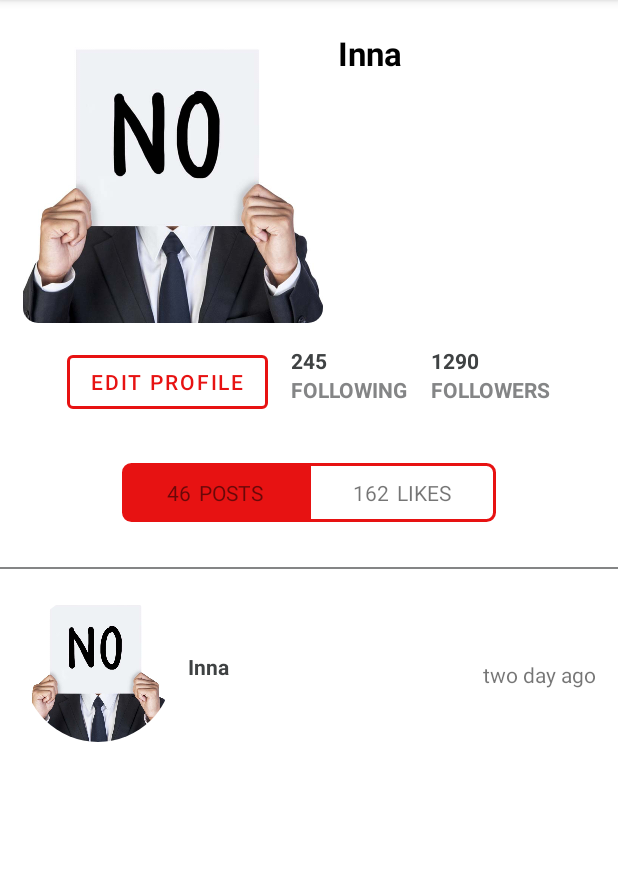
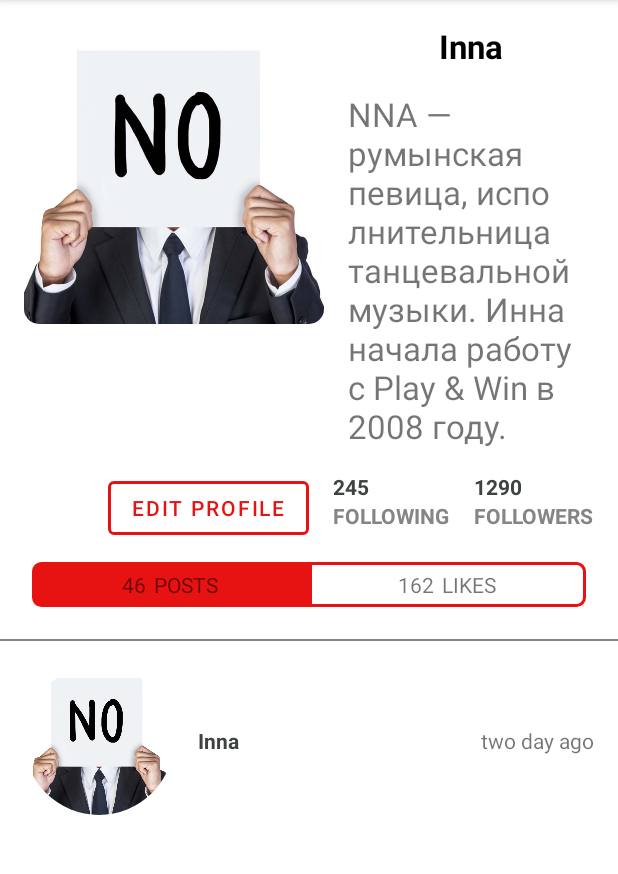
Before and after one commit to oleksandreremenko25/SocNetwork, an Android app: the screen it shows after launch (FullUserActivity), after a tap on an icon or button, on a phone screen of 412 x 824 dp, the part 84-958 px from its top. Run offline under Robolectric (Android 15) with nearby library versions, the phone set to English and light mode, and no system bars; our stand-ins replace Picasso; pictures from the network do not load.

Commit message:
change LinearLayout to the ConstraintLayout

```diff
--- a/app/src/main/java/com/example/socnetwork/UserData.kt
+++ b/app/src/main/java/com/example/socnetwork/UserData.kt
@@ -3,11 +3,11 @@ package com.example.socnetwork
 class UserData() {
      var usersList = listOf(
         User("Sasha", "sasha@gmail.com", "нічого", "yesterday", "https://pbs.twimg.com/profile_images/2881220369/2b27ac38b43b17a8c5eacfc443ce3384_400x400.jpeg", "Почётный доктор около 20 ведущих университетов мира, член многих Академий наук", 245, 1290, 46, 162),
-        User("Inna", "inna@gmail.com", "читання книги", "two day ago", "https://cdnimg.rg.ru/img/content/177/24/41/1_d_850.jpg", "", 245, 1290, 46, 162),
-        User("Oleg", "oleg@gmail.com", "вивчання психології", "five minutes ago", "https://vufku.org/wp-content/uploads/2019/04/Tobilevych_Sadovsky_M_K.jpg", "", 245, 1290, 46, 162),
-        User("Andriy", "andriy@gmail.com", "прогулянки з друзями", "six minutes ago", "https://upload.wikimedia.org/wikipedia/commons/7/78/Andriy_Shevchenko_2017.jpg", "", 245, 1290, 46, 162),
-        User("Ivan", "ivan@gmail.com", "прогулянки лісом", "five minutes ago", "https://isroe.co.il/wp-content/uploads/2018/09/74021.jpg", "", 245, 1290, 46, 162),
-        User("Vasil", "vasil@gmail.com", "садівництво", "five minutes ago", "https://ichef.bbci.co.uk/news/800/cpsprodpb/1946/production/_116907460_149373078_10160682506037598_2399164488474705570_n.jpg", "", 245, 1290, 46, 162),
-        User("Mykola", "mykola@gmail.com", "читання книг", "five minutes ago", "", "", 245, 1290, 46, 162)
+        User("Inna", "inna@gmail.com", "читання книги", "two day ago", "https://cdnimg.rg.ru/img/content/177/24/41/1_d_850.jpg", "NNA — румынская певица, исполнительница танцевальной музыки. Инна начала работу с Play & Win в 2008 году.", 245, 1290, 46, 162),
+        User("Oleg", "oleg@gmail.com", "вивчання психології", "five minutes ago", "https://vufku.org/wp-content/uploads/2019/04/Tobilevych_Sadovsky_M_K.jpg", "Оле́г Анато́льевич Ви́нник — украинский певец, композитор и автор песен.", 245, 1290, 46, 162),
+        User("Andriy", "andriy@gmail.com", "прогулянки з друзями", "six minutes ago", "https://upload.wikimedia.org/wikipedia/commons/7/78/Andriy_Shevchenko_2017.jpg", "Андре́й Никола́евич Шевче́нко — украинский футбольный тренер и политический деятель, ранее выступавший как футболист", 245, 1290, 46, 162),
+        User("Ivan", "ivan@gmail.com", "прогулянки лісом", "five minutes ago", "https://isroe.co.il/wp-content/uploads/2018/09/74021.jpg", "Ива́н IV Васи́льевич, прозванный Гро́зным, в постриге — Иона — государь, великий князь", 245, 1290, 46, 162),
+        User("Vasil", "vasil@gmail.com", "садівництво", "five minutes ago", "https://ichef.bbci.co.uk/news/800/cpsprodpb/1946/production/_116907460_149373078_10160682506037598_2399164488474705570_n.jpg", "Василий Ярославович Вирастюк — украинский спортсмен, заслуженный мастер спорта Украины", 245, 1290, 46, 162),
+        User("Mykola", "mykola@gmail.com", "читання книг", "five minutes ago", "", "Никола́й Гу́риевич Кули́ш (укр. Микола Гурович Куліш, 1892—1937) — украинский драматург и журналист, педагог. ", 245, 1290, 46, 162)
     )
 }
--- a/app/src/main/res/layout/user_full.xml
+++ b/app/src/main/res/layout/user_full.xml
@@ -1,116 +1,138 @@
 <?xml version="1.0" encoding="utf-8"?>
 <androidx.constraintlayout.widget.ConstraintLayout
     xmlns:android="http://schemas.android.com/apk/res/android"
+    xmlns:app="http://schemas.android.com/apk/res-auto"
     xmlns:tools="http://schemas.android.com/tools"
     android:layout_width="match_parent"
     android:layout_height="match_parent">
-    <LinearLayout
-        android:layout_width="match_parent"
-        android:layout_height="wrap_content"
-        android:orientation="vertical"
-        tools:ignore="MissingConstraints">
-        <LinearLayout
-            android:layout_width="match_parent"
-            android:layout_height="wrap_content"
-            android:orientation="horizontal"
-            style="@style/fullUserAboutWrap">
     <androidx.cardview.widget.CardView
-                xmlns:app="http://schemas.android.com/apk/res-auto"
+        android:id="@+id/cardView"
+        android:layout_width="200dp"
+        android:layout_height="200dp"
+        android:layout_marginStart="16dp"
+        android:layout_marginTop="16dp"
         app:cardCornerRadius="10dp"
         app:cardElevation="0dp"
-                android:layout_width="200dp"
-                android:layout_height="200dp">
+        app:layout_constraintStart_toStartOf="parent"
+        app:layout_constraintTop_toTopOf="parent">
         <ImageView
             android:id="@+id/photoUser"
+            android:layout_width="200dp"
+            android:layout_height="200dp"
             android:layout_marginBottom="16dp"
-                    android:scaleType="centerCrop"
-                    android:layout_width="200dp"
-                    android:layout_height="200dp" />
+            android:scaleType="centerCrop" />
     </androidx.cardview.widget.CardView>
-            <LinearLayout
-                android:layout_width="match_parent"
-                android:layout_height="wrap_content"
-                android:orientation="vertical"
-                style="@style/fullUserAboutRightPart">
     <TextView
         android:id="@+id/nameUser"
-                    android:layout_width="match_parent"
+        style="@style/fullUserAboutName"
+        android:layout_width="wrap_content"
+        app:layout_constrainedWidth="true"
         android:layout_height="wrap_content"
-                    android:text="First And Full Name"
+        android:layout_marginStart="16dp"
+        android:layout_marginTop="16dp"
+        android:layout_marginEnd="16dp"
+        android:text="Name"
         android:textSize="22sp"
-                    style="@style/fullUserAboutName"/>
+        app:layout_constraintEnd_toEndOf="parent"
+        app:layout_constraintStart_toEndOf="@+id/cardView"
+        app:layout_constraintTop_toTopOf="parent" />
     <TextView
         android:id="@+id/aboutUser"
-                    android:layout_width="match_parent"
-                    android:layout_height="wrap_content"
-                    android:textSize="22sp"
-                    style="@style/fullUserAboutHobby"/>
-            </LinearLayout>
-        </LinearLayout>
-        <!--    editFolWrap  -->
-        <LinearLayout
         android:layout_width="wrap_content"
         android:layout_height="wrap_content"
-            android:orientation="horizontal"
-            style="@style/editFolWrap">
+        android:layout_marginStart="16dp"
+        android:layout_marginTop="16dp"
+        android:layout_marginEnd="16dp"
+        android:text="about"
+        android:textSize="22sp"
+        app:layout_constrainedWidth="true"
+        app:layout_constraintEnd_toEndOf="parent"
+        app:layout_constraintStart_toEndOf="@+id/cardView"
+        app:layout_constraintTop_toBottomOf="@+id/nameUser" />
+    <Space
+        android:id="@+id/space"
+        android:layout_width="0dp"
+        android:layout_height="wrap_content"
+        android:layout_weight="1"
+        app:layout_constraintEnd_toEndOf="parent"
+        app:layout_constraintHorizontal_bias="1.0"
+        app:layout_constraintStart_toStartOf="parent"
+        app:layout_constraintTop_toBottomOf="@+id/aboutUser" />
+    <!--    editFolWrap  -->
     <Button
+        style="@style/buttonEditProfile"
         android:layout_width="wrap_content"
         android:layout_height="wrap_content"
-                style="@style/buttonEditProfile"
-                android:text="@string/buttonEdit">
-            </Button>
+        android:layout_marginEnd="16dp"
+        android:text="@string/buttonEdit"
+        app:layout_constraintEnd_toStartOf="@+id/linearLayout2"
+        app:layout_constraintTop_toTopOf="@+id/linearLayout2"/>
     <LinearLayout
+        android:id="@+id/linearLayout2"
         android:layout_width="wrap_content"
         android:layout_height="wrap_content"
+        android:layout_marginEnd="16dp"
         android:orientation="vertical"
-                style="@style/followingWrap">
+        app:layout_constraintEnd_toStartOf="@+id/linearLayout"
+        app:layout_constraintTop_toTopOf="@+id/linearLayout">
         <TextView
             android:id="@+id/numberFollowing"
+            style="@style/numberFollowing"
             android:layout_width="wrap_content"
             android:layout_height="wrap_content"
-                    style="@style/numberFollowing"
-                    android:text=""/>
+            android:text="" />
         <TextView
+            style="@style/tittleFollowing"
             android:layout_width="wrap_content"
             android:layout_height="wrap_content"
-                    style="@style/tittleFollowing"
-                    android:text="@string/tittleFollowing"/>
+            android:text="@string/tittleFollowing" />
     </LinearLayout>
     <LinearLayout
+        android:id="@+id/linearLayout"
         android:layout_width="wrap_content"
         android:layout_height="wrap_content"
-                style="@style/followersgWrap"
-                android:orientation="vertical">
+        android:layout_marginTop="16dp"
+        android:layout_marginEnd="16dp"
+        android:orientation="vertical"
+        app:layout_constraintEnd_toEndOf="parent"
+        app:layout_constraintTop_toBottomOf="@+id/space">
         <TextView
             android:id="@+id/numberFollowers"
+            style="@style/numberFollowers"
             android:layout_width="wrap_content"
             android:layout_height="wrap_content"
-                    style="@style/numberFollowers"
-                    android:text=""/>
+            android:text="" />
         <TextView
+            style="@style/tittleFollowers"
             android:layout_width="wrap_content"
             android:layout_height="wrap_content"
-                    style="@style/tittleFollowers"
-                    android:text="@string/tittleFollowers"/>
-            </LinearLayout>
+            android:text="@string/tittleFollowers" />
     </LinearLayout>
     <!--  numberPostsLikesWrap  -->
     <LinearLayout
-            android:layout_width="wrap_content"
+        android:id="@+id/linearLayout3"
+        style="@style/numberPostsLikesWrap"
+        android:layout_width="match_parent"
         android:layout_height="wrap_content"
+        android:layout_marginStart="16dp"
+        android:layout_marginTop="16dp"
+        android:layout_marginEnd="16dp"
         android:orientation="horizontal"
-            style="@style/numberPostsLikesWrap">
+        app:layout_constraintEnd_toEndOf="parent"
+        app:layout_constraintStart_toStartOf="parent"
+        app:layout_constraintTop_toBottomOf="@+id/linearLayout2">
         <LinearLayout
-                android:layout_width="wrap_content"
+            style="@style/numberPostsWrap"
+            android:layout_width="match_parent"
             android:layout_height="wrap_content"
-                android:orientation="horizontal"
+            android:layout_weight="1"
             android:background="@drawable/corner_posts"
-                style="@style/numberPostsWrap">
+            android:orientation="horizontal">
             <TextView
                 android:id="@+id/numberPosts"
                 android:layout_width="wrap_content"
                 android:layout_height="wrap_content"
-                    android:text=" "/>
+                android:text=" " />
             <TextView
                 android:layout_width="wrap_content"
                 android:layout_height="wrap_content"
@@ -118,16 +140,17 @@
                 style="@style/tittlePosts"/>
         </LinearLayout>
         <LinearLayout
-                android:layout_width="wrap_content"
+            style="@style/numberLikesWrap"
+            android:layout_width="match_parent"
             android:layout_height="wrap_content"
-                android:orientation="horizontal"
+            android:layout_weight="1"
             android:background="@drawable/corner_likes"
-                style="@style/numberLikesWrap">
+            android:orientation="horizontal">
             <TextView
                 android:id="@+id/numberLikes"
                 android:layout_width="wrap_content"
                 android:layout_height="wrap_content"
-                    android:text=""/>
+                android:text="" />
             <TextView
                 android:layout_width="wrap_content"
                 android:layout_height="wrap_content"
@@ -136,33 +159,24 @@
         </LinearLayout>
     </LinearLayout>
     <LinearLayout
+        android:id="@+id/linearLayout5"
         android:layout_width="match_parent"
         android:layout_height="wrap_content"
-            android:background="@drawable/line">
-        </LinearLayout>
+        android:layout_marginTop="16dp"
+        android:background="@drawable/line"
+        app:layout_constraintTop_toBottomOf="@+id/linearLayout3"
+        tools:layout_editor_absoluteX="0dp"
+        android:orientation="horizontal" />
     <!--  listPosts  -->
-        <LinearLayout
-            android:layout_width="match_parent"
-            android:layout_height="wrap_content"
-            android:orientation="vertical">
-            <LinearLayout
-                android:layout_width="match_parent"
-                android:layout_height="wrap_content"
-                android:orientation="horizontal"
-                android:id="@+id/listPosts"
-                style="@style/listPosts">
-                <LinearLayout
-                    android:layout_width="0dip"
-                    android:layout_height="wrap_content"
-                    android:layout_weight="2"
-                    android:orientation="horizontal"
-                    style="@style/autorPostIconNameWrap">
     <androidx.cardview.widget.CardView
-                        xmlns:app="http://schemas.android.com/apk/res-auto"
+        android:id="@+id/cardView2"
+        android:layout_width="100dp"
+        android:layout_height="100dp"
+        android:layout_marginTop="16dp"
         app:cardCornerRadius="50dp"
         app:cardElevation="0dp"
-                        android:layout_width="100dp"
-                        android:layout_height="100dp">
+        app:layout_constraintStart_toStartOf="@+id/linearLayout3"
+        app:layout_constraintTop_toBottomOf="@+id/linearLayout5">
         <ImageView
             android:id="@+id/autorPostsIcon"
             android:layout_width="100dp"
@@ -171,24 +185,20 @@
     </androidx.cardview.widget.CardView>
     <TextView
         android:id="@+id/autorPostsName"
+        style="@style/autorPostsName"
         android:layout_width="wrap_content"
         android:layout_height="wrap_content"
-                        style="@style/autorPostsName"
-                        android:text="" />
-                </LinearLayout>
-                <LinearLayout
-                    android:layout_width="0dip"
-                    android:layout_height="match_parent"
-                    android:layout_weight="1"
-                    android:orientation="horizontal">
+        android:layout_marginStart="16dp"
+        android:text="autorPostsName"
+        app:layout_constraintBottom_toBottomOf="@+id/cardView2"
+        app:layout_constraintStart_toEndOf="@+id/cardView2"
+        app:layout_constraintTop_toTopOf="@+id/cardView2" />
     <TextView
         android:id="@+id/autorPostsLastOnline"
-                        style="@style/authorPostLastOnline"
-                        android:layout_width="match_parent"
+        android:layout_width="wrap_content"
         android:layout_height="wrap_content"
-                        android:text="" />
-                </LinearLayout>
-            </LinearLayout>
-        </LinearLayout>
-    </LinearLayout>
+        android:text="autorPostsLastOnline"
+        app:layout_constraintBottom_toBottomOf="@+id/autorPostsName"
+        app:layout_constraintEnd_toEndOf="@+id/linearLayout3"
+        app:layout_constraintTop_toTopOf="@+id/autorPostsName" />
 </androidx.constraintlayout.widget.ConstraintLayout>
--- a/app/src/main/res/values/styles.xml
+++ b/app/src/main/res/values/styles.xml
@@ -12,40 +12,15 @@
         <item name="android:layout_gravity">center_horizontal</item>
     </style>
 <!--    user_full.xml-->
-
-    <style name="fullUserAboutWrap">
-        <item name="android:padding">15dp</item>
-    </style>
-    <style name="fullUserAboutRightPart">
-        <item name="android:paddingTop">5dp</item>
-        <item name="android:paddingRight">10dp</item>
-        <item name="android:paddingBottom">5dp</item>
-        <item name="android:paddingLeft">10dp</item>
-    </style>
     <style name="fullUserAboutName">
         <item name="android:textColor">@color/black</item>
         <item name="android:textStyle">bold|normal</item>
     </style>
-    <style name="fullUserAboutHobby">
-        <item name="android:paddingTop">5dp</item>
-    </style>
-    <style name="editFolWrap">
-        <item name="android:layout_gravity">center_horizontal</item>
-    </style>
     <style name="buttonEditProfile" parent="Widget.MaterialComponents.Button.OutlinedButton">
-        <item name="cornerFamilyTopLeft">rounded</item>
-        <item name="cornerFamilyBottomLeft">rounded</item>
-        <item name="cornerFamilyTopRight">cut</item>
-        <item name="cornerFamilyBottomRight">cut</item>
         <item name="cornerSize">8dp</item>
         <item name="strokeColor">@color/primary_red</item>
         <item name="android:textColor">@color/primary_red</item>
         <item name="strokeWidth">2dp</item>
-    </style>
-    <style name="marginLeftFol">
-        <item name="android:layout_marginLeft">15dp</item>
-    </style>
-    <style name="followingWrap" parent="marginLeftFol">
     </style>
     <style name="numberFollowing">
         <item name="android:textColor">@color/primary_black</item>
@@ -54,9 +29,6 @@
     <style name="tittleFollowing">
         <item name="android:textColor">@color/primary_gray</item>
         <item name="android:textStyle">bold|normal</item>
-    </style>
-    <style name="followersgWrap" parent="marginLeftFol">
-
     </style>
     <style name="numberFollowers">
         <item name="android:textColor">@color/primary_black</item>
@@ -67,48 +39,24 @@
         <item name="android:textStyle">bold|normal</item>
     </style>
     <style name="numberPostsLikesWrap">
-        <item name="android:layout_marginLeft">15dp</item>
-        <item name="android:layout_marginRight">15dp</item>
         <item name="android:layout_gravity">center_horizontal</item>
-        <item name="android:layout_marginTop">30dp</item>
-        <item name="android:layout_marginBottom">30dp</item>
+        <item name="android:gravity">center</item>
+        <item name="android:padding">5dp</item>
     </style>
-    <style name="numberPostsWrap">
+    <style name="tittleLikes">
+        <item name="android:paddingLeft">5dp</item>
+    </style>
+    <style name="numberPostsWrap" parent="numberPostsLikesWrap">
         <item name="android:textColor">@color/primary_white</item>
         <item name="android:background">@color/primary_red</item>
-        <item name="android:paddingTop">10dp</item>
-        <item name="android:paddingRight">30dp</item>
-        <item name="android:paddingBottom">10dp</item>
-        <item name="android:paddingLeft">30dp</item>
+    </style>
+    <style name="numberLikesWrap" parent="numberPostsLikesWrap">
     </style>
     <style name="tittlePosts">
         <item name="android:paddingLeft">5dp</item>
     </style>
-    <style name="numberLikesWrap">
-        <item name="android:paddingTop">10dp</item>
-        <item name="android:paddingRight">30dp</item>
-        <item name="android:paddingBottom">10dp</item>
-        <item name="android:paddingLeft">30dp</item>
-    </style>
-    <style name="tittleLikes">
-        <item name="android:paddingLeft">5dp</item>
-    </style>
-    <style name="listPosts">
-        <item name="android:layout_marginTop">15dp</item>
-        <item name="android:layout_marginLeft">15dp</item>
-        <item name="android:layout_marginRight">15dp</item>
-    </style>
-    <style name="autorPostIconNameWrap">
-        <item name="android:layout_marginBottom">10dp</item>
-    </style>
     <style name="autorPostsName">
-        <item name="android:layout_gravity">center_vertical</item>
         <item name="android:textColor">@color/primary_black</item>
         <item name="android:textStyle">bold|normal</item>
-        <item name="android:paddingLeft">10dp</item>
-    </style>
-    <style name="authorPostLastOnline">
-        <item name="android:layout_gravity">center_vertical</item>
-        <item name="android:textAlignment">textEnd</item>
     </style>
 </resources>
```
Lines whose indentation alone changed are shown as unchanged.
